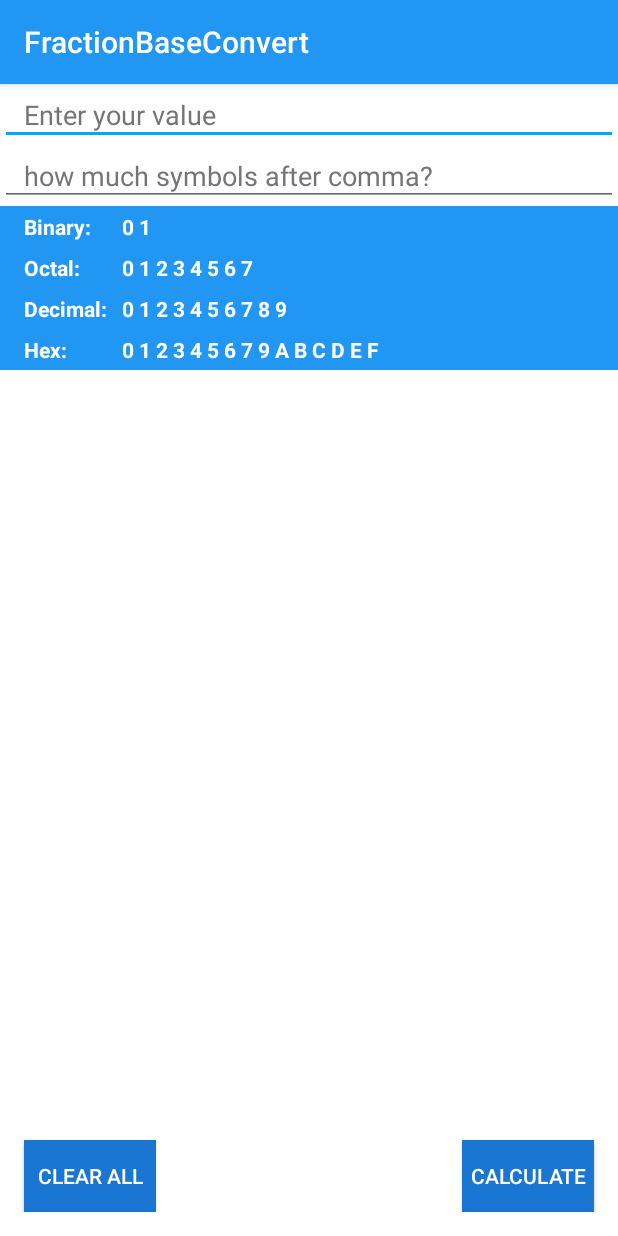
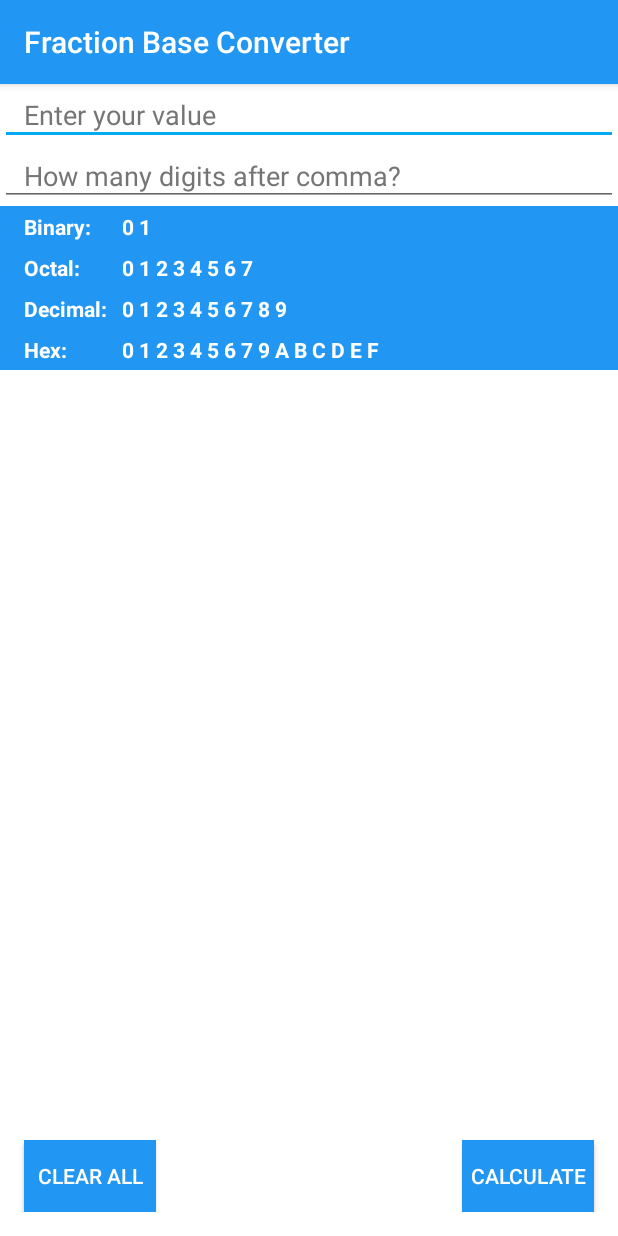
Before and after one commit to SashaKhyzhun/Android-Fraction-Base-Converter, an Android app: the screen it shows after launch (MainActivity), on a phone screen of 412 x 824 dp. Run offline under Robolectric (Android 15) with nearby library versions, the phone set to English and light mode, and no system bars.

Commit message:
minor bug fixing

```diff
--- a/app/src/main/res/layout/activity_main.xml
+++ b/app/src/main/res/layout/activity_main.xml
@@ -31,7 +31,7 @@
         android:paddingRight="@dimen/activity_horizontal_margin"
         android:paddingTop="8dp"
         android:paddingBottom="8dp"
-        android:hint="how much symbols after comma?"
+        android:hint="How many digits after comma?"
         android:textColorHint="@color/secondary_text"
         android:textColor="@color/primary_text"
         android:maxLength="2"
@@ -169,7 +169,7 @@
         android:id="@+id/buttonOk"
         android:layout_width="wrap_content"
         android:layout_height="wrap_content"
-        android:background="@color/primary_dark"
+        android:background="@color/primary"
         android:textColor="@color/white"
         android:layout_alignParentBottom="true"
         android:layout_alignParentRight="true"
@@ -182,7 +182,7 @@
         android:id="@+id/buttonClear"
         android:layout_width="wrap_content"
         android:layout_height="wrap_content"
-        android:background="@color/primary_dark"
+        android:background="@color/primary"
         android:textColor="@color/white"
         android:layout_alignParentBottom="true"
         android:layout_alignParentLeft="true"
--- a/app/src/main/res/values/strings.xml
+++ b/app/src/main/res/values/strings.xml
@@ -1,3 +1,3 @@
 <resources>
-    <string name="app_name">FractionBaseConvert</string>
+    <string name="app_name">Fraction Base Converter</string>
 </resources>
```
Also changed, not shown: app/src/main/res/mipmap-hdpi/ic_launcher.png, app/src/main/res/mipmap-mdpi/ic_launcher.png, app/src/main/res/mipmap-xhdpi/ic_launcher.png, app/src/main/res/mipmap-xxhdpi/ic_launcher.png, app/src/main/res/mipmap-xxxhdpi/ic_launcher.png.
